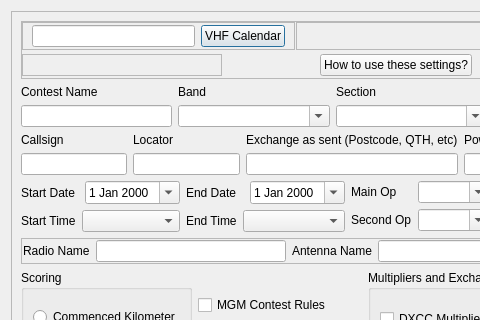
This is mqt/MqtLogger/contestdetails.ui in zsteva/backup-minos2 as Qt 5 draws it before an edit; both pictures show x 0 to 480 and y 0 to 320 of the 564 by 590 pixel window. The edited form follows.
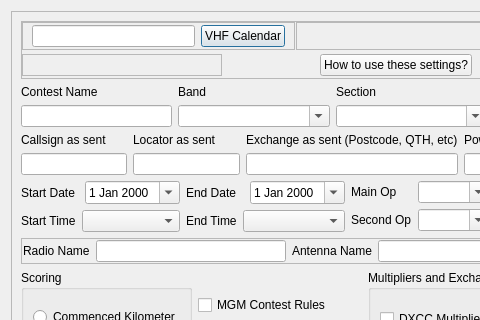
This is the edited form. Custom widgets are drawn as their Qt base class.

Commit message: Improve entry wording for callsign

Diff of the .ui file:
```diff
--- a/mqt/MqtLogger/contestdetails.ui
+++ b/mqt/MqtLogger/contestdetails.ui
@@ -331,7 +331,7 @@
            <item>
             <widget class="QLabel" name="label_4">
              <property name="text">
-              <string>Callsign</string>
+              <string>Callsign as sent</string>
              </property>
             </widget>
            </item>
@@ -345,7 +345,7 @@
            <item>
             <widget class="QLabel" name="label_5">
              <property name="text">
-              <string>Locator</string>
+              <string>Locator as sent</string>
              </property>
             </widget>
            </item>
```
The commit also changes 1 other file.
